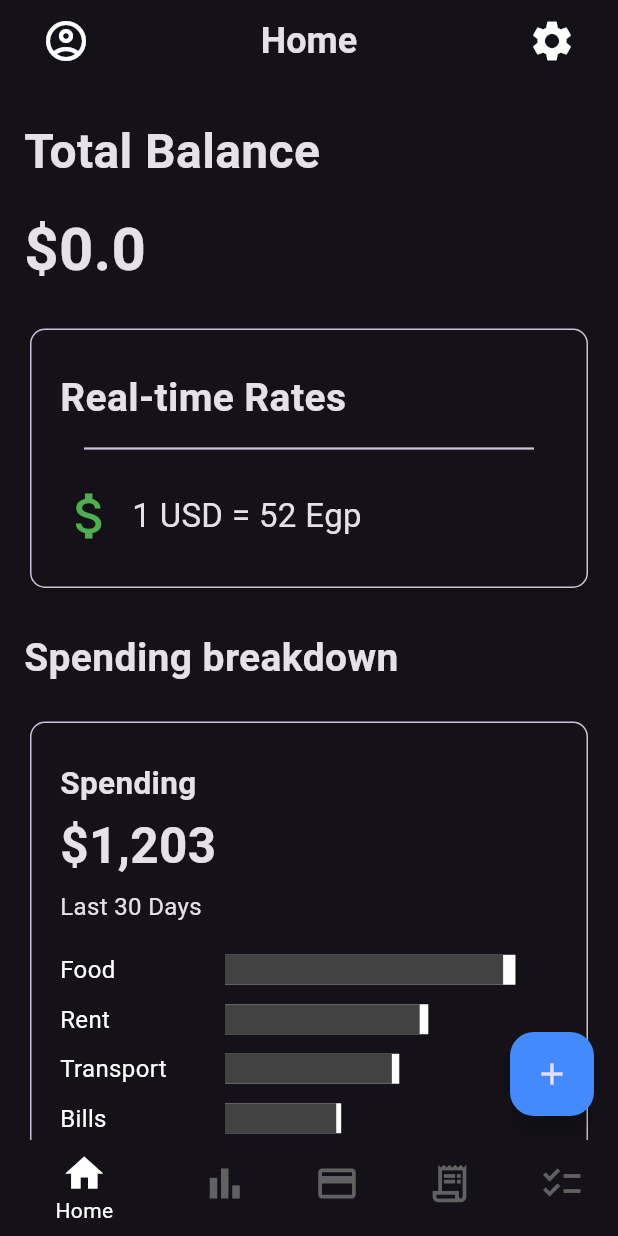
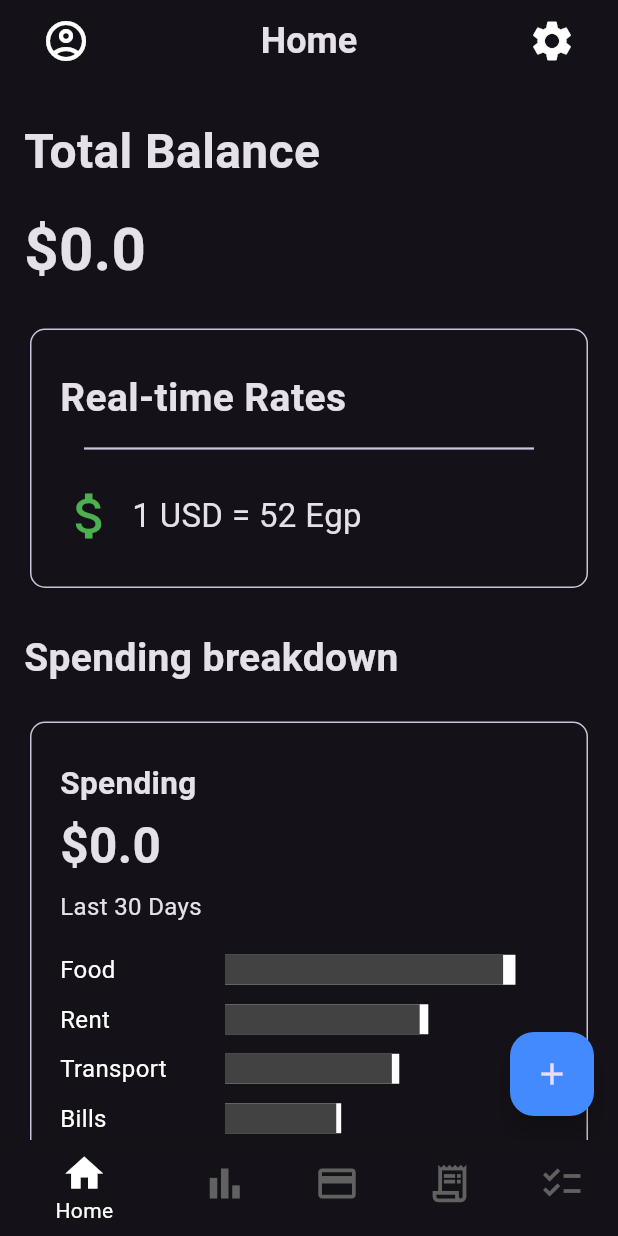
Before and after one commit to omarhelmy2004/saving_app, a Flutter app: the screen it shows after launch, on a phone screen of 412 x 824 dp. Run offline on Flutter 3.47's test engine with Material 3 defaults, Android fonts, the phone set to English and light mode, and no system bars; our stand-ins replace bloc, fl_chart, flutter_bloc, hive, hive_flutter, toggle_switch; accounts and stored records are empty.

Commit message:
showing spending amount in spending breakdown

```diff
--- a/lib/views/add_transaction_view.dart
+++ b/lib/views/add_transaction_view.dart
@@ -52,6 +52,7 @@ class _AddTransactionViewState extends State<AddTransactionView> {
                 const SnackBar(content: Text('Transaction added successfully!')),
               );
               BlocProvider.of<GetTransactionsCubit>(context).getTransactions(0);
+              BlocProvider.of<GetTransactionsCubit>(context).getSpending();
               BlocProvider.of<GetBalanceCubit>(context).getBalance(); // Update balance after adding transaction
               Navigator.pop(context); // Navigate back after success
             } else if (state is AddTransactionFailure) {
--- a/lib/views/bottom_navigation_views.dart/home_view.dart
+++ b/lib/views/bottom_navigation_views.dart/home_view.dart
@@ -7,7 +7,7 @@ import 'package:saving_app/widgets/bold_text.dart';
 import 'package:saving_app/widgets/boxed_custom_card.dart';
 import 'package:saving_app/widgets/custom_floating_action_button.dart';
 import 'package:saving_app/widgets/list_view_padding.dart';
-import 'package:saving_app/widgets/spending_progress.dart';
+import 'package:saving_app/widgets/spending_progress_builder.dart';
 import 'package:saving_app/widgets/text_padding.dart';
 import 'package:saving_app/widgets/transactions_widget.dart';
 
@@ -46,7 +46,7 @@ class HomeView extends StatelessWidget {
           TextPadding(
             text: 'Spending breakdown',
           ),
-          SpendingProgressWidget(),
+          SpendingProgressBuilder(),
           TextPadding(
             text: 'Recent Transactions',
           ),
--- a/lib/widgets/spending_progress.dart
+++ b/lib/widgets/spending_progress.dart
@@ -5,14 +5,14 @@ import 'package:saving_app/widgets/spending_progress_bar.dart';
 import 'package:saving_app/widgets/three_texts_spending_vertical.dart';
 
 class SpendingProgressWidget extends StatelessWidget {
-  const SpendingProgressWidget({super.key});
-
+  const SpendingProgressWidget({super.key, required this.spendingAmount});
+  final double spendingAmount;
   @override
   Widget build(BuildContext context) {
-    return const CustomCard(widgets: [
+    return  CustomCard(widgets: [
        Padding(
          padding: EdgeInsets.only(bottom: 5),
-         child: ThreeTextsSpendingVertical(topText: 'Spending', topTextFont: 21,spendingFont: 33, bottomTextFont:  16, spending: '1,203', bottomText: 'Last 30 Days'),
+         child: ThreeTextsSpendingVertical(topText: 'Spending', topTextFont: 21,spendingFont: 33, bottomTextFont:  16, spending: '${spendingAmount.toString()}' , bottomText: 'Last 30 Days'),
        ),
 
       SpendingProgress(title: 'Food', progress: 1),
--- /dev/null
+++ b/lib/widgets/spending_progress_builder.dart
@@ -0,0 +1,32 @@
+import 'package:flutter/material.dart';
+import 'package:flutter_bloc/flutter_bloc.dart';
+import 'package:saving_app/cubits/get_transaction_cubit/get_transaction_cubit.dart';
+import 'package:saving_app/cubits/get_transaction_cubit/get_transaction_state.dart';
+import 'package:saving_app/widgets/spending_progress.dart';
+
+
+class SpendingProgressBuilder extends StatelessWidget {
+  const SpendingProgressBuilder({
+    super.key,
+  });
+
+  @override
+  Widget build(BuildContext context) {
+    BlocProvider.of<GetTransactionsCubit>(context).getSpending();
+    // return SpendingProgressWidget(spendingAmount: 123,);
+    return BlocBuilder<GetTransactionsCubit, GetTransactionsState>(
+      builder: (context, state) {
+        if (state is GetTransactionsLoading) {
+          return const Center(child: CircularProgressIndicator());
+        }
+
+        if (state is GetTransactionsFailure) {
+          return Center(child: Text(state.errorMessage));
+        }
+        if (state is  GetTransactionsSuccess){
+          return SpendingProgressWidget(spendingAmount: BlocProvider.of<GetTransactionsCubit>(context).spendingAmount,);
+        }
+         return const Center(child: Text('Unexpected Erorr'));
+      },);
+  }
+}
```
Also changed, not shown: lib/cubits/get_transaction_cubit/get_transaction_cubit.dart (+61 -0 lines).
